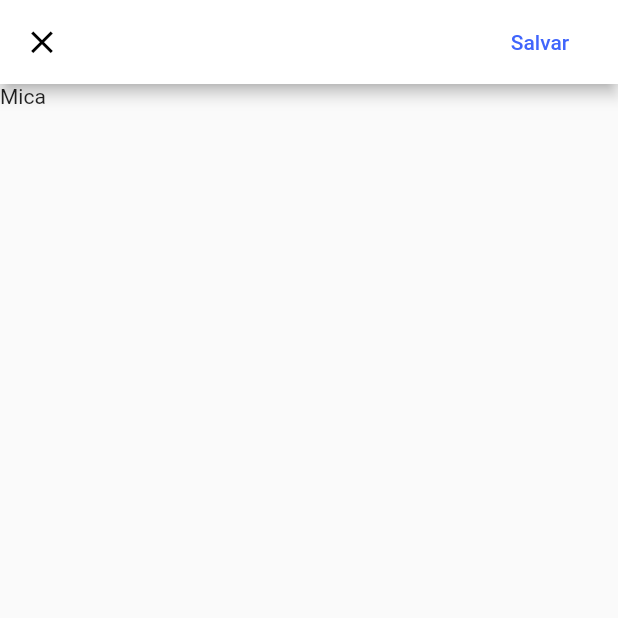
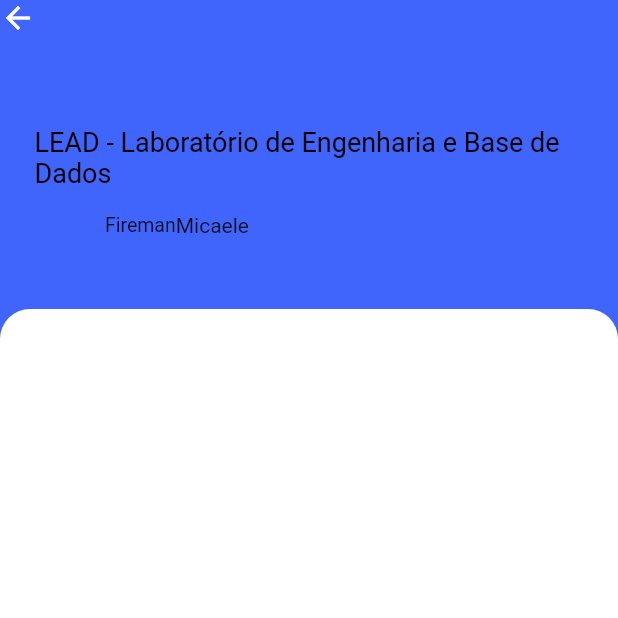
Before and after one commit to mrleonardobrito/inova, a Flutter app: the screen it shows after launch, on a phone screen of 412 x 824 dp, the top half of it. Run offline on Flutter 3.47's test engine with Material 2 defaults, Android fonts, the phone set to English and light mode, and no system bars; our stand-ins replace mask_text_input_formatter.

Commit message:
criando tela de cadastrar vaga

```diff
--- a/lib/main.dart
+++ b/lib/main.dart
@@ -3,6 +3,7 @@ import 'package:whatinif/src/pages/login_page.dart';
 import 'package:whatinif/src/pages/register_page.dart';
 import 'package:whatinif/src/pages/user/edit_user_page.dart';
 import 'package:whatinif/src/pages/vaga/info_vaga.dart';
+import 'package:whatinif/src/pages/vaga/register_vaga_page.dart';
 import 'src/pages/user/user_page.dart';
 import 'src/pages/home_page.dart';
 import 'src/widget/bottom_bar_navigator.dart';
@@ -10,7 +11,7 @@ import 'src/widget/bottom_bar_navigator.dart';
 void main() {
   runApp(
     const MaterialApp(
-      home: InfoVaga(),
+      home: RegisterVaga(),
     ),
   );
 }
--- /dev/null
+++ b/lib/src/pages/vaga/register_vaga_page.dart
@@ -0,0 +1,80 @@
+import 'package:flutter/material.dart';
+import 'package:whatinif/src/widget/bottom_bar_navigator.dart';
+
+class RegisterVaga extends StatefulWidget {
+  const RegisterVaga({Key? key}) : super(key: key);
+
+  @override
+  _RegisterVagaState createState() => _RegisterVagaState();
+}
+
+class _RegisterVagaState extends State<RegisterVaga> {
+  @override
+  Widget build(BuildContext context) {
+    return Scaffold(
+        body: Container(
+            height: MediaQuery.of(context).size.height,
+            width: MediaQuery.of(context).size.width,
+            color: Color(0xFF4065FC),
+            child: ListView(
+              children: [
+                Container(
+                    height: MediaQuery.of(context).size.height * 0.25,
+                    width: MediaQuery.of(context).size.width * 0.75,
+                    child: ListView(
+                      children: [
+                        Align(
+                          alignment: Alignment.bottomLeft,
+                          child: Icon(
+                            Icons.arrow_back,
+                            color: Colors.white,
+                          ),
+                        ),
+                        Container(
+                          child: Padding(
+                              padding: EdgeInsets.only(top: 60, left: 23),
+                              child: Text(
+                                  'LEAD - Laboratório de Engenharia e Base de Dados',
+                                  style: TextStyle(
+                                    fontSize: 18,
+                                    color: Colors.black,
+                                    fontWeight: FontWeight.w400,
+                                  ))),
+                        ),
+                        Container(
+                            width: MediaQuery.of(context).size.width,
+                            child: Padding(
+                                padding: EdgeInsets.only(top: 16, left: 70),
+                                child: Row(
+                                  children: [
+                                    Align(
+                                      alignment: Alignment.bottomLeft,
+                                      child: Text('Fireman',
+                                          style: TextStyle(
+                                            fontSize: 13,
+                                            fontWeight: FontWeight.w400,
+                                          )),
+                                    ),
+                                    Align(
+                                      alignment: Alignment.bottomRight,
+                                      child: Text('Micaele'),
+                                    )
+                                  ],
+                                ))),
+                      ],
+                    )),
+                Container(
+                  child: Container(
+                      height: MediaQuery.of(context).size.height,
+                      width: MediaQuery.of(context).size.width,
+                      decoration: BoxDecoration(
+                          color: Color(0xFFFFFFFF),
+                          borderRadius: BorderRadius.only(
+                            topLeft: Radius.circular(20),
+                            topRight: Radius.circular(20),
+                          ))),
+                ),
+              ],
+            )));
+  }
+}
```
